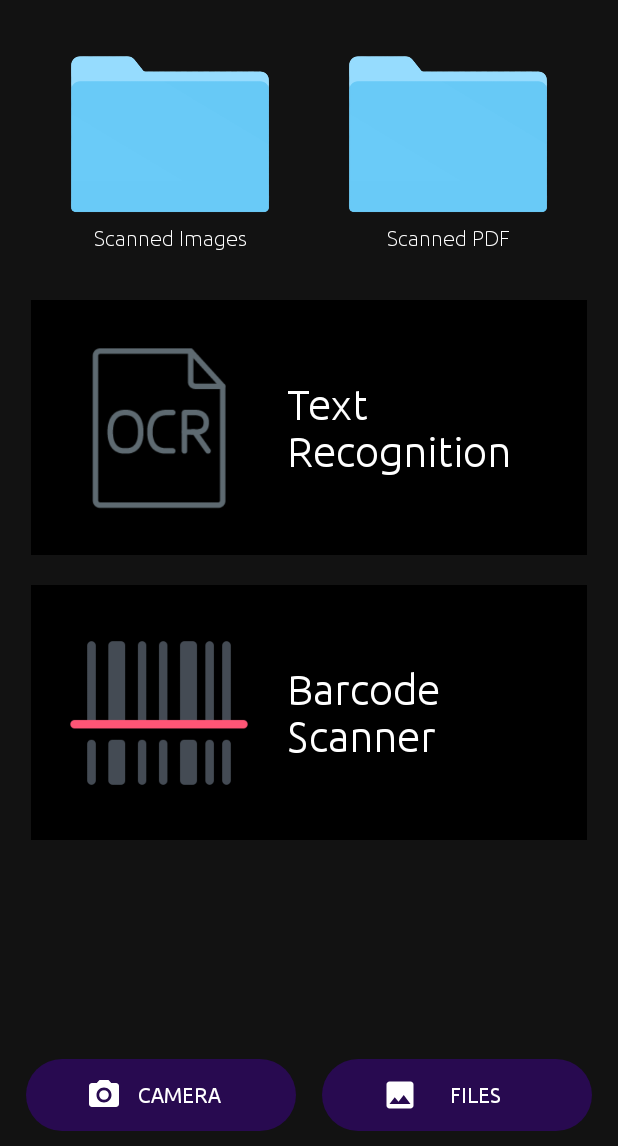
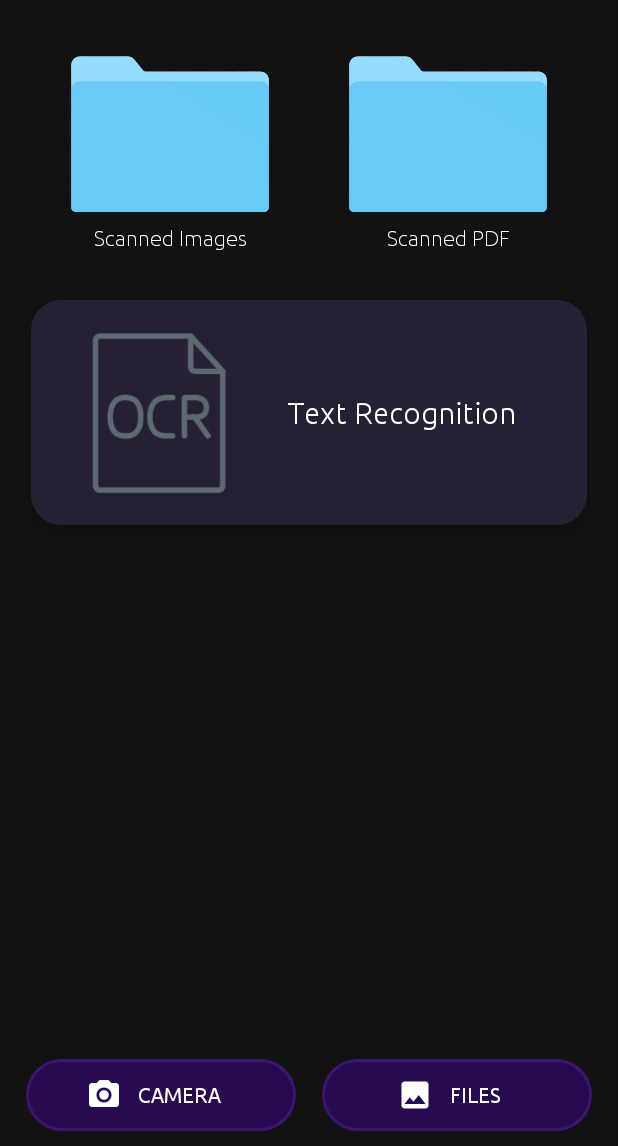
Before and after one commit to modishuham/cammaster, an Android app: the screen it shows after launch (HomeActivity), on a phone screen of 412 x 824 dp, the part 90-1236 px from its top. Run offline under Robolectric (Android 15) with nearby library versions, the phone set to English and light mode, and no system bars; libraries missing offline, so code that uses them is left out: com.itextpdf.text.

Commit message:
commit for UI changes

```diff
--- a/app/src/main/res/layout/activity_splash.xml
+++ b/app/src/main/res/layout/activity_splash.xml
@@ -20,9 +20,9 @@
     <androidx.appcompat.widget.AppCompatTextView
         android:layout_width="wrap_content"
         android:layout_height="wrap_content"
-        android:layout_marginTop="10dp"
-        android:fontFamily="@font/ubuntu_medium"
-        android:text="@string/cammaster"
+        android:layout_marginTop="20dp"
+        android:fontFamily="@font/ubuntu"
+        android:text="@string/cam_master"
         android:textColor="#ffffff"
         android:textSize="30sp"
         app:layout_constraintEnd_toEndOf="@+id/appCompatImageView"
--- a/app/src/main/res/layout/fragment_home.xml
+++ b/app/src/main/res/layout/fragment_home.xml
@@ -1,7 +1,6 @@
 <?xml version="1.0" encoding="utf-8"?>
 <androidx.constraintlayout.motion.widget.MotionLayout xmlns:android="http://schemas.android.com/apk/res/android"
     xmlns:app="http://schemas.android.com/apk/res-auto"
-    xmlns:tools="http://schemas.android.com/tools"
     android:layout_width="match_parent"
     android:layout_height="match_parent"
     android:background="@color/colorPrimaryDark"
@@ -20,7 +19,7 @@
         android:id="@+id/tv_app"
         style="@style/ScreenTitle"
         android:layout_marginStart="10dp"
-        android:text="@string/cammaster"
+        android:text="@string/cam_master"
         app:layout_constraintBottom_toBottomOf="@+id/iv_logo"
         app:layout_constraintStart_toEndOf="@+id/iv_logo"
         app:layout_constraintTop_toTopOf="@+id/iv_logo" />
@@ -92,9 +91,10 @@
     <androidx.constraintlayout.widget.ConstraintLayout
         android:id="@+id/btn_ocr"
         android:layout_width="0dp"
-        android:layout_height="170dp"
+        android:layout_height="150dp"
         android:layout_marginTop="20dp"
-        android:background="@color/colorBlack"
+        android:background="@drawable/background_item"
+        android:elevation="10dp"
         app:layout_constraintEnd_toEndOf="@id/gl_end"
         app:layout_constraintStart_toStartOf="@+id/gl_start"
         app:layout_constraintTop_toBottomOf="@+id/btn_browse_images">
@@ -116,44 +116,11 @@
             android:fontFamily="@font/ubuntu_light"
             android:text="@string/text_recognition"
             android:textColor="@color/colorWhite"
-            android:textSize="28sp"
+            android:textSize="20sp"
             app:layout_constraintBottom_toBottomOf="parent"
             app:layout_constraintEnd_toEndOf="parent"
             app:layout_constraintTop_toTopOf="parent" />
 
-    </androidx.constraintlayout.widget.ConstraintLayout>
-
-    <androidx.constraintlayout.widget.ConstraintLayout
-        android:id="@+id/btn_barcode"
-        android:layout_width="0dp"
-        android:layout_height="170dp"
-        android:layout_marginTop="20dp"
-        android:background="@color/colorBlack"
-        app:layout_constraintEnd_toEndOf="@id/gl_end"
-        app:layout_constraintStart_toStartOf="@+id/gl_start"
-        app:layout_constraintTop_toBottomOf="@+id/btn_ocr">
-
-        <androidx.appcompat.widget.AppCompatImageView
-            android:id="@+id/iv_barcode"
-            android:layout_width="120dp"
-            android:layout_height="120dp"
-            android:src="@drawable/ic_barcode"
-            app:layout_constraintBottom_toBottomOf="parent"
-            app:layout_constraintEnd_toStartOf="@+id/tv_barcode"
-            app:layout_constraintStart_toStartOf="parent"
-            app:layout_constraintTop_toTopOf="parent" />
-
-        <TextView
-            android:id="@+id/tv_barcode"
-            android:layout_width="200dp"
-            android:layout_height="wrap_content"
-            android:fontFamily="@font/ubuntu_light"
-            android:text="@string/barcode_scanner"
-            android:textColor="@color/colorWhite"
-            android:textSize="28sp"
-            app:layout_constraintBottom_toBottomOf="parent"
-            app:layout_constraintEnd_toEndOf="parent"
-            app:layout_constraintTop_toTopOf="parent" />
     </androidx.constraintlayout.widget.ConstraintLayout>
 
     <Button
@@ -184,8 +151,8 @@
         android:drawableStart="@drawable/ic_original"
         android:fontFamily="@font/ubuntu"
         android:padding="10dp"
-        android:paddingStart="40dp"
-        android:paddingEnd="40dp"
+        android:paddingStart="50dp"
+        android:paddingEnd="50dp"
         android:text="@string/files"
         android:textColor="@color/colorWhite"
         app:layout_constraintBottom_toBottomOf="parent"
@@ -196,8 +163,9 @@
         android:id="@+id/cl_menu"
         android:layout_width="220dp"
         android:layout_height="match_parent"
-        android:background="@color/colorBlack"
+        android:background="@color/colorPrimary"
         android:clickable="true"
+        android:elevation="11dp"
         android:focusable="true"
         android:visibility="gone"
         app:layout_constraintBottom_toBottomOf="parent"
@@ -205,28 +173,28 @@
         app:layout_constraintTop_toTopOf="parent">
 
         <TextView
-            android:id="@+id/tv_menuOCR"
+            android:id="@+id/tv_menu_rate_us"
             style="@style/MenuText"
-            android:layout_marginTop="80dp"
-            android:text="@string/ocr_text_detection"
+            android:layout_marginTop="100dp"
+            android:text="@string/rate_us"
             app:layout_constraintStart_toStartOf="parent"
             app:layout_constraintTop_toTopOf="parent" />
 
         <TextView
-            android:id="@+id/tv_menuBarcode"
+            android:id="@+id/tv_menu_share_app"
             style="@style/MenuText"
             android:layout_marginTop="20dp"
-            android:text="@string/barcode_scanning"
+            android:text="@string/share_cam_master"
             app:layout_constraintStart_toStartOf="parent"
-            app:layout_constraintTop_toBottomOf="@id/tv_menuOCR" />
+            app:layout_constraintTop_toBottomOf="@id/tv_menu_rate_us" />
 
         <TextView
-            android:id="@+id/tv_menuAbout"
+            android:id="@+id/tv_menu_about"
             style="@style/MenuText"
             android:layout_marginTop="20dp"
             android:text="@string/about"
             app:layout_constraintStart_toStartOf="parent"
-            app:layout_constraintTop_toBottomOf="@id/tv_menuBarcode" />
+            app:layout_constraintTop_toBottomOf="@id/tv_menu_share_app" />
 
     </androidx.constraintlayout.widget.ConstraintLayout>
 
@@ -235,6 +203,7 @@
         android:layout_width="wrap_content"
         android:layout_height="wrap_content"
         android:layout_marginTop="20dp"
+        android:elevation="12dp"
         android:src="@drawable/ic_menu"
         app:layout_constraintEnd_toEndOf="@id/gl_end"
         app:layout_constraintTop_toTopOf="parent" />
--- a/app/src/main/res/layout/item_doc.xml
+++ b/app/src/main/res/layout/item_doc.xml
@@ -3,7 +3,8 @@
     xmlns:app="http://schemas.android.com/apk/res-auto"
     xmlns:tools="http://schemas.android.com/tools"
     android:layout_width="match_parent"
-    android:layout_height="wrap_content">
+    android:layout_height="wrap_content"
+    android:elevation="10dp">
 
     <androidx.appcompat.widget.AppCompatImageView
         android:id="@+id/iv_doc"
--- a/app/src/main/res/values/strings.xml
+++ b/app/src/main/res/values/strings.xml
@@ -1,10 +1,7 @@
 <resources>
     <string name="app_name">Cam Master</string>
-    <string name="cammaster">CamMaster</string>
-    <string name="mydocs">MyDocs</string>
-    <string name="no_data_found">No Data Found</string>
-    <string name="ocr_text_detection">OCR (Text Detection)</string>
-    <string name="barcode_scanning">Barcode Scanning</string>
+    <string name="cam_master">CamMaster</string>
+    <string name="no_data_found">No Data Found</string>>
     <string name="about">About</string>
     <string name="camera">Camera</string>
     <string name="files">Files</string>
@@ -16,5 +13,6 @@
     <string name="scanned_images">Scanned Images</string>
     <string name="scanned_pdf">Scanned PDF</string>
     <string name="text_recognition">Text Recognition</string>
-    <string name="barcode_scanner">Barcode Scanner</string>
+    <string name="rate_us">Rate Us</string>
+    <string name="share_cam_master">Share CamMaster</string>
 </resources>
--- a/app/src/main/res/values/styles.xml
+++ b/app/src/main/res/values/styles.xml
@@ -38,7 +38,7 @@
         <item name="android:textColor">@color/colorWhite</item>
         <item name="android:layout_height">wrap_content</item>
         <item name="android:layout_width">wrap_content</item>
-        <item name="android:layout_marginStart">10dp</item>
+        <item name="android:layout_marginStart">20dp</item>
     </style>
 
     <style name="ItemText">
--- a/scanlibrary/src/main/res/drawable-hdpi/circle_background.xml
+++ b/scanlibrary/src/main/java/com/scanlibrary/IScanner.java
@@ -1,5 +1,10 @@
-<shape xmlns:android="http://schemas.android.com/apk/res/android"
-    android:shape="rectangle">
-    <solid android:color="@color/colorAccent" />
-    <corners android:radius="50dp"/>
-</shape>
+package com.scanlibrary;
+
+import android.net.Uri;
+
+public interface IScanner {
+
+    void onBitmapSelect(Uri uri);
+
+    void onScanFinish(Uri uri);
+}
--- a/scanlibrary/src/main/java/com/scanlibrary/PickImageFragment.java
+++ b/scanlibrary/src/main/java/com/scanlibrary/PickImageFragment.java
@@ -29,8 +29,6 @@ import java.util.Date;
 public class PickImageFragment extends Fragment {
 
     private View view;
-    private ImageButton cameraButton;
-    private ImageButton galleryButton;
     private Uri fileUri;
     private IScanner scanner;
 
@@ -51,9 +49,9 @@ public class PickImageFragment extends Fragment {
     }
 
     private void init() {
-        cameraButton = (ImageButton) view.findViewById(R.id.cameraButton);
+        ImageButton cameraButton = view.findViewById(R.id.cameraButton);
         cameraButton.setOnClickListener(new CameraButtonClickListener());
-        galleryButton = (ImageButton) view.findViewById(R.id.selectButton);
+        ImageButton galleryButton = view.findViewById(R.id.selectButton);
         galleryButton.setOnClickListener(new GalleryClickListener());
         if (isIntentPreferenceSet()) {
             handleIntentPreference();
--- a/scanlibrary/src/main/java/com/scanlibrary/PolygonView.java
+++ b/scanlibrary/src/main/java/com/scanlibrary/PolygonView.java
@@ -16,9 +16,6 @@ import java.util.HashMap;
 import java.util.List;
 import java.util.Map;
 
-/**
- * Created by jhansi on 28/03/15.
- */
 public class PolygonView extends FrameLayout {
 
     protected Context context;
--- a/scanlibrary/src/main/java/com/scanlibrary/ScanFragment.java
+++ b/scanlibrary/src/main/java/com/scanlibrary/ScanFragment.java
@@ -26,9 +26,6 @@ import java.util.HashMap;
 import java.util.List;
 import java.util.Map;
 
-/**
- * Created by jhansi on 29/03/15.
- */
 public class ScanFragment extends Fragment {
 
     private Button scanButton;
--- a/scanlibrary/src/main/java/com/scanlibrary/Utils.java
+++ b/scanlibrary/src/main/java/com/scanlibrary/Utils.java
@@ -8,9 +8,6 @@ import android.provider.MediaStore;
 import java.io.ByteArrayOutputStream;
 import java.io.IOException;
 
-/**
- * Created by jhansi on 05/04/15.
- */
 public class Utils {
 
     private Utils() {
--- /dev/null
+++ b/scanlibrary/src/main/res/drawable-xxhdpi/ic_pdf.xml
@@ -0,0 +1,5 @@
+<vector android:height="24dp" android:tint="#FF5252"
+    android:viewportHeight="24" android:viewportWidth="24"
+    android:width="24dp" xmlns:android="http://schemas.android.com/apk/res/android">
+    <path android:fillColor="@android:color/white" android:pathData="M20,2L8,2c-1.1,0 -2,0.9 -2,2v12c0,1.1 0.9,2 2,2h12c1.1,0 2,-0.9 2,-2L22,4c0,-1.1 -0.9,-2 -2,-2zM11.5,9.5c0,0.83 -0.67,1.5 -1.5,1.5L9,11v2L7.5,13L7.5,7L10,7c0.83,0 1.5,0.67 1.5,1.5v1zM16.5,11.5c0,0.83 -0.67,1.5 -1.5,1.5h-2.5L12.5,7L15,7c0.83,0 1.5,0.67 1.5,1.5v3zM20.5,8.5L19,8.5v1h1.5L20.5,11L19,11v2h-1.5L17.5,7h3v1.5zM9,9.5h1v-1L9,8.5v1zM4,6L2,6v14c0,1.1 0.9,2 2,2h14v-2L4,20L4,6zM14,11.5h1v-3h-1v3z"/>
+</vector>
--- a/scanlibrary/src/main/res/drawable/ic_rotate_right.xml
+++ /dev/null
@@ -1,5 +0,0 @@
-<vector android:height="24dp" android:tint="#FFFFFF"
-    android:viewportHeight="24" android:viewportWidth="24"
-    android:width="24dp" xmlns:android="http://schemas.android.com/apk/res/android">
-    <path android:fillColor="@android:color/white" android:pathData="M15.55,5.55L11,1v3.07C7.06,4.56 4,7.92 4,12s3.05,7.44 7,7.93v-2.02c-2.84,-0.48 -5,-2.94 -5,-5.91s2.16,-5.43 5,-5.91L11,10l4.55,-4.45zM19.93,11c-0.17,-1.39 -0.72,-2.73 -1.62,-3.89l-1.42,1.42c0.54,0.75 0.88,1.6 1.02,2.47h2.02zM13,17.9v2.02c1.39,-0.17 2.74,-0.71 3.9,-1.61l-1.44,-1.44c-0.75,0.54 -1.59,0.89 -2.46,1.03zM16.89,15.48l1.42,1.41c0.9,-1.16 1.45,-2.5 1.62,-3.89h-2.02c-0.14,0.87 -0.48,1.72 -1.02,2.48z"/>
-</vector>
--- /dev/null
+++ b/scanlibrary/src/main/res/drawable/shape_edit_text_back.xml
@@ -0,0 +1,5 @@
+<shape xmlns:android="http://schemas.android.com/apk/res/android"
+    android:shape="rectangle">
+    <solid android:color="@color/colorWhite" />
+    <corners android:radius="10dp"/>
+</shape>
--- a/scanlibrary/src/main/res/layout/pick_image_fragment.xml
+++ b/scanlibrary/src/main/res/layout/pick_image_fragment.xml
@@ -21,7 +21,7 @@
             android:layout_gravity="center"
             android:layout_weight="1"
             android:background="@android:color/transparent"
-            android:src="@drawable/gallery" />
+            />
 
         <ImageButton
             android:id="@+id/cameraButton"
@@ -30,7 +30,7 @@
             android:layout_gravity="center"
             android:layout_weight="1"
             android:background="@android:color/transparent"
-            android:src="@drawable/camera" />
+            />
     </LinearLayout>
 
 </RelativeLayout>
--- a/scanlibrary/src/main/res/values/colors.xml
+++ b/scanlibrary/src/main/res/values/colors.xml
@@ -13,4 +13,5 @@
     <color name="colorAppBack">#121212</color>
     <color name="colorAccent">#280A50</color>
     <color name="colorAccentLight">#3D1472</color>
+    <color name="colorPrimary">#3B3F48</color>
 </resources>
```
Also changed, not shown: scanlibrary/src/main/res/layout/dialog_save.xml (+14 -22 lines), scanlibrary/src/main/res/values/strings.xml (+5 -2 lines), scanlibrary/src/main/res/drawable-mdpi/camera.png (deleted), scanlibrary/src/main/res/drawable-mdpi/gallery.png (deleted).
